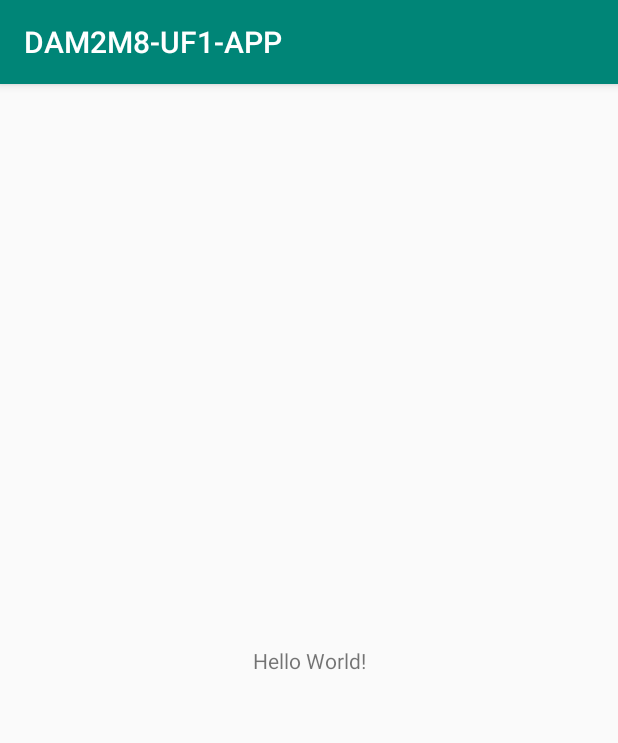
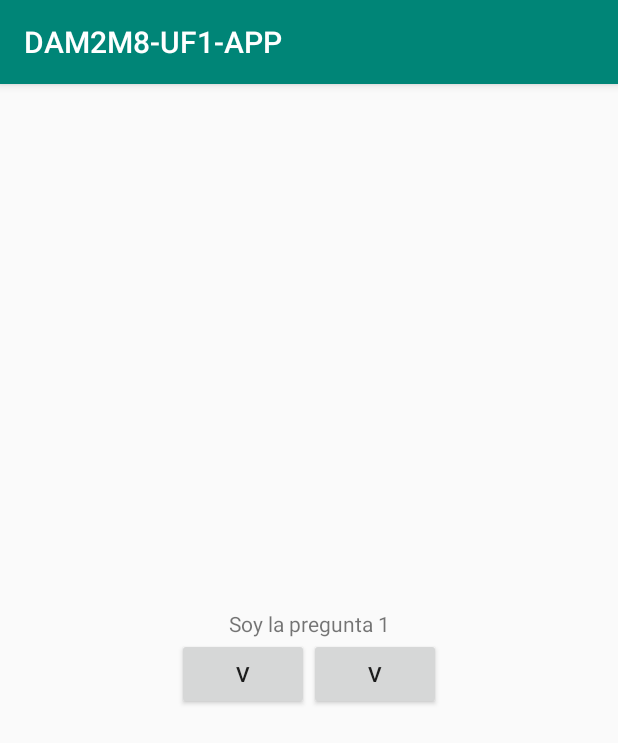
Before and after one commit to jcmilena/DAM2M8UF1APP, an Android app: the screen it shows after launch (MainActivity), on a phone screen of 412 x 824 dp. Shown: the top 743 px of the screen. Run offline under Robolectric (Android 15) with nearby library versions, the phone set to English and light mode, and no system bars.

Commit message:
App v1, quiz inicial

```diff
--- a/app/src/main/java/com/example/juancarlosmilena/dam2m8_uf1_app/MainActivity.java
+++ b/app/src/main/java/com/example/juancarlosmilena/dam2m8_uf1_app/MainActivity.java
@@ -2,12 +2,74 @@ package com.example.juancarlosmilena.dam2m8_uf1_app;
 
 import android.support.v7.app.AppCompatActivity;
 import android.os.Bundle;
+import android.view.View;
+import android.widget.Button;
+import android.widget.TextView;
+
+import java.util.ArrayList;
+import java.util.List;
 
 public class MainActivity extends AppCompatActivity {
+
+
+    TextView pregunta;
+    Button b_verdadero, b_falso;
+
+    List<Pregunta> lista_preguntas = new ArrayList<>();
+    int indice = 0;
 
     @Override
     protected void onCreate(Bundle savedInstanceState) {
         super.onCreate(savedInstanceState);
         setContentView(R.layout.activity_main);
+
+        lista_preguntas.add(new Pregunta(R.string.pregunta1, true));
+        lista_preguntas.add(new Pregunta(R.string.pregunta2, false));
+
+        b_verdadero = findViewById(R.id.verdadero);
+        b_falso = findViewById(R.id.falso);
+        pregunta = findViewById(R.id.texto_pregunta);
+
+        actualizar_pregunta();
+
+        b_verdadero.setOnClickListener(new View.OnClickListener() {
+            @Override
+            public void onClick(View v) {
+                comprobar_respuesta(true);
+                actualizar_pregunta();
+            }
+        });
+
+        b_falso.setOnClickListener(new View.OnClickListener() {
+            @Override
+            public void onClick(View v) {
+                comprobar_respuesta(false);
+                actualizar_pregunta();
+            }
+        });
+
+
+    }
+
+    private void comprobar_respuesta(boolean pulsado_usuario) {
+
+        if(pulsado_usuario == lista_preguntas.get(indice).isRespuesta()){
+
+            //HAS ACERTADO
+        }
+        else{
+            //HAS FALLADO
+        }
+
+    }
+
+    private void actualizar_pregunta() {
+
+        pregunta.setText(lista_preguntas.get(indice).getId_pregunta());
+        indice++;
+        if(indice<lista_preguntas.size()){
+            indice = 0;
+        }
+
     }
 }
--- /dev/null
+++ b/app/src/main/java/com/example/juancarlosmilena/dam2m8_uf1_app/Pregunta.java
@@ -0,0 +1,28 @@
+package com.example.juancarlosmilena.dam2m8_uf1_app;
+
+public class Pregunta {
+
+    int id_pregunta;
+    boolean respuesta;
+
+    public Pregunta(int id_pregunta, boolean respuesta) {
+        this.id_pregunta = id_pregunta;
+        this.respuesta = respuesta;
+    }
+
+    public int getId_pregunta() {
+        return id_pregunta;
+    }
+
+    public void setId_pregunta(int id_pregunta) {
+        this.id_pregunta = id_pregunta;
+    }
+
+    public boolean isRespuesta() {
+        return respuesta;
+    }
+
+    public void setRespuesta(boolean respuesta) {
+        this.respuesta = respuesta;
+    }
+}
--- a/app/src/main/res/layout/activity_main.xml
+++ b/app/src/main/res/layout/activity_main.xml
@@ -1,18 +1,37 @@
 <?xml version="1.0" encoding="utf-8"?>
-<android.support.constraint.ConstraintLayout xmlns:android="http://schemas.android.com/apk/res/android"
+<LinearLayout xmlns:android="http://schemas.android.com/apk/res/android"
     xmlns:app="http://schemas.android.com/apk/res-auto"
     xmlns:tools="http://schemas.android.com/tools"
     android:layout_width="match_parent"
     android:layout_height="match_parent"
+    android:orientation="vertical"
+    android:gravity="center"
     tools:context=".MainActivity">
 
     <TextView
+        android:layout_width="match_parent"
+        android:layout_height="wrap_content"
+        android:text="Pregunta"
+        android:gravity="center"
+        android:id="@+id/texto_pregunta" />
+
+    <LinearLayout
         android:layout_width="wrap_content"
         android:layout_height="wrap_content"
-        android:text="Hello World!"
-        app:layout_constraintBottom_toBottomOf="parent"
-        app:layout_constraintLeft_toLeftOf="parent"
-        app:layout_constraintRight_toRightOf="parent"
-        app:layout_constraintTop_toTopOf="parent" />
+        android:orientation="horizontal"
+        android:layout_gravity="center">
 
-</android.support.constraint.ConstraintLayout>
+        <Button
+            android:layout_width="wrap_content"
+            android:layout_height="wrap_content"
+            android:text="V"
+            android:id="@+id/verdadero"/>
+
+        <Button
+            android:layout_width="wrap_content"
+            android:layout_height="wrap_content"
+            android:text="V"
+            android:id="@+id/falso"/>
+    </LinearLayout>
+
+</LinearLayout>
--- a/app/src/main/res/values/strings.xml
+++ b/app/src/main/res/values/strings.xml
@@ -1,3 +1,5 @@
 <resources>
     <string name="app_name">DAM2M8-UF1-APP</string>
+    <string name="pregunta1">Soy la pregunta 1</string>
+    <string name="pregunta2">Soy la pregunta 2</string>
 </resources>
```
